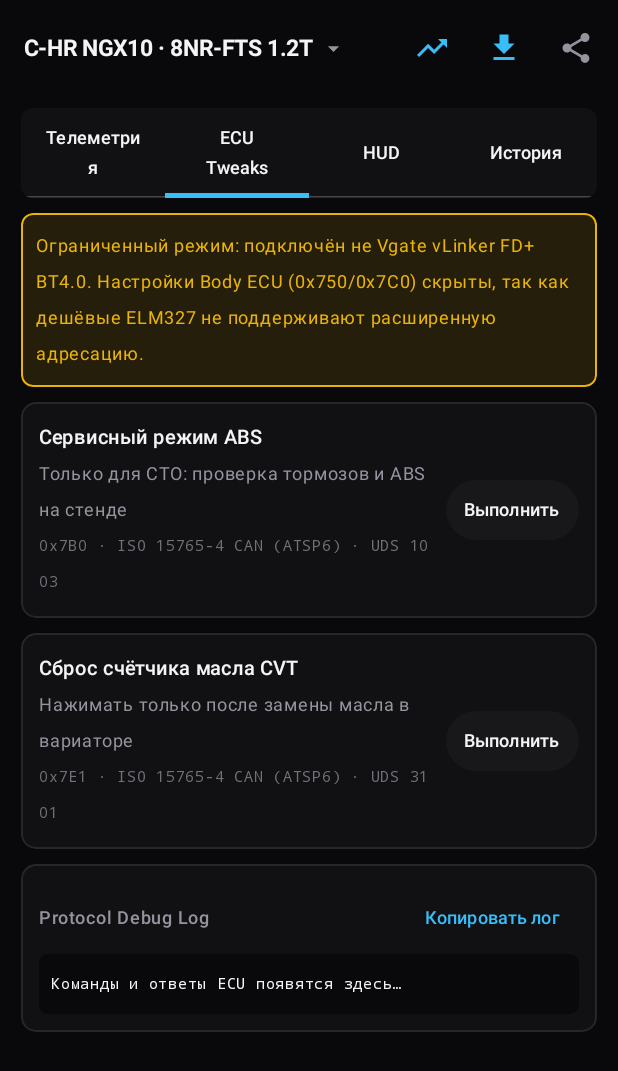
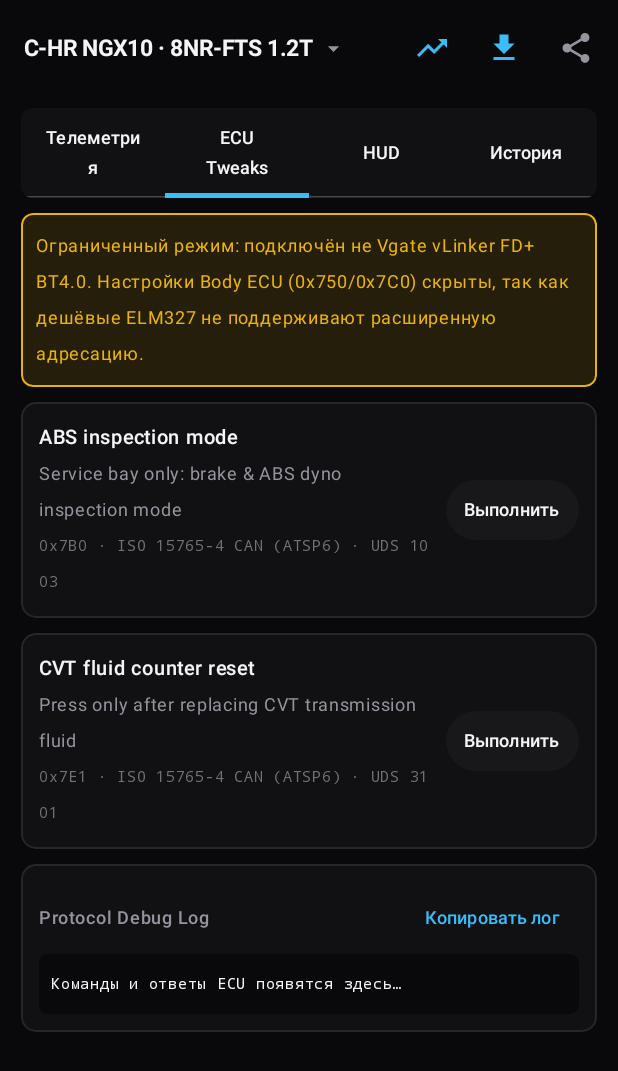
Before and after one commit to alexqem/chrtweaker, an Android app built with Jetpack Compose: the screen it shows after launch (MainActivity), tab 2 chosen, on a phone screen of 412 x 824 dp. Shown: the top 1071 px of the screen. Run offline under Robolectric (Android 15) with nearby library versions, the phone set to English and light mode, and no system bars; our stand-ins replace Room's generated code; 3 statements that could not run were skipped.

Commit message:
Remove EcuTweaks fallback table duplication, add EN tweak strings, move ViewModel strings to XML

```diff
--- a/android/app/src/main/java/com/alexqem/chr/core/tweaks/EcuTweaks.kt
+++ b/android/app/src/main/java/com/alexqem/chr/core/tweaks/EcuTweaks.kt
@@ -1,6 +1,7 @@
 package com.alexqem.chr.core.tweaks
 
 import android.content.Context
+import android.util.Log
 import com.alexqem.chr.core.elm.ElmParser
 import com.google.gson.Gson
 import com.google.gson.annotations.SerializedName
@@ -35,7 +36,9 @@ object EcuTweaks {
     private data class TweakJsonItem(
         @SerializedName("id") val id: String,
         @SerializedName("title") val title: String,
+        @SerializedName("title_en") val titleEn: String? = null,
         @SerializedName("description") val description: String,
+        @SerializedName("description_en") val descriptionEn: String? = null,
         @SerializedName("ecu") val ecu: String,
         @SerializedName("protocol") val protocol: String,
         @SerializedName("kind") val kind: String,
@@ -46,49 +49,36 @@ object EcuTweaks {
         @SerializedName("requires_vlinker") val requiresVLinker: Boolean = true
     )
 
-    private val fallbackTweaks: List<TweakSpec> = listOf(
-        TweakSpec("auto_fold_mirrors", "Автоскладывание зеркал", "Зеркала сами складываются при закрытии машины", "0x750", "ISO 15765-4 CAN (ATSP6) · KWP 21/3B", true, "3BA701", "3BA700", true, "21A7"),
-        TweakSpec("comfort_open_windows", "Открыть окна с ключа", "Удерживайте кнопку открытия на брелоке, чтобы опустить все стёкла", "0x750", "ISO 15765-4 CAN (ATSP6) · KWP 21/3B", true, "3BB201", "3BB200", true, "21B2"),
-        TweakSpec("comfort_close_windows", "Закрыть окна с ключа", "Удерживайте кнопку закрытия на брелоке, чтобы поднять все стёкла", "0x750", "ISO 15765-4 CAN (ATSP6) · KWP 21/3B", true, "3BB301", "3BB300", true, "21B3"),
-        TweakSpec("blink_hazards_lock", "Мигание при закрытии", "Аварийка мигает, когда вы закрываете или открываете машину", "0x750", "ISO 15765-4 CAN (ATSP6) · KWP 21/3B", true, "3BA101", "3BA100", true, "21A1"),
-        TweakSpec("beep_lock_unlock", "Звук при закрытии", "Короткий писк при постановке на охрану и снятии с неё", "0x750", "ISO 15765-4 CAN (ATSP6) · KWP 21/3B", true, "3BA201", "3BA200", true, "21A2"),
-        TweakSpec("eco_indicator", "Подсказка ECO на приборке", "Показывает зелёный значок ECO при экономной езде", "0x7C0", "ISO 15765-4 CAN (ATSP6) · KWP 21/3B", true, "3BC101", "3BC100", true, "21C1"),
-        TweakSpec("ac_eco_mode", "Эко-режим кондиционера", "Кондиционер работает мягче, чтобы экономить топливо", "0x7C4", "ISO 15765-4 CAN (ATSP6) · KWP 21/3B", true, "3BD101", "3BD100", true, "21D1"),
-        TweakSpec("rear_seatbelt_chime", "Пищалка задних ремней", "Звуковое напоминание, если сзади не пристегнулись", "0x7C0", "ISO 15765-4 CAN (ATSP6) · KWP 21/3B", true, "3BC401", "3BC400", true, "21C4"),
-        TweakSpec("turn_signal_3", "Поворотник: 3 мигания", "Заводской режим при лёгком касании рычага", "0x750", "ISO 15765-4 CAN (ATSP6) · KWP 3B", false, "3BA503", null, true, "21A5"),
-        TweakSpec("turn_signal_4", "Поворотник: 4 мигания", "4 мигания при лёгком касании рычага", "0x750", "ISO 15765-4 CAN (ATSP6) · KWP 3B", false, "3BA504", null, true, "21A5"),
-        TweakSpec("turn_signal_5", "Поворотник: 5 миганий", "Удобно для перестроения в городе — мигает 5 раз", "0x750", "ISO 15765-4 CAN (ATSP6) · KWP 3B", false, "3BA505", null, true, "21A5"),
-        TweakSpec("turn_signal_6", "Поворотник: 6 миганий", "6 миганий при лёгком касании рычага", "0x750", "ISO 15765-4 CAN (ATSP6) · KWP 3B", false, "3BA506", null, true, "21A5"),
-        TweakSpec("turn_signal_7", "Поворотник: 7 миганий", "Увеличенное время сигнала при перестроении", "0x750", "ISO 15765-4 CAN (ATSP6) · KWP 3B", false, "3BA507", null, true, "21A5"),
-        TweakSpec("turn_signal_9", "Поворотник: 9 миганий", "9 миганий при лёгком касании рычага", "0x750", "ISO 15765-4 CAN (ATSP6) · KWP 3B", false, "3BA509", null, true, "21A5"),
-        TweakSpec("turn_signal_11", "Поворотник: 11 миганий", "Максимум (11 миганий) при лёгком касании рычага", "0x750", "ISO 15765-4 CAN (ATSP6) · KWP 3B", false, "3BA50B", null, true, "21A5"),
-        TweakSpec("abs_inspection", "Сервисный режим ABS", "Только для СТО: проверка тормозов и ABS на стенде", "0x7B0", "ISO 15765-4 CAN (ATSP6) · UDS 10 03", false, "31010200", null, false, null, "1003"),
-        TweakSpec("atf_reset", "Сброс счётчика масла CVT", "Нажимать только после замены масла в вариаторе", "0x7E1", "ISO 15765-4 CAN (ATSP6) · UDS 31 01", false, "31010F00", null, false, null, "1003")
-    )
-
     @Volatile
-    var ALL: List<TweakSpec> = fallbackTweaks
+    var ALL: List<TweakSpec> = emptyList()
         private set
 
     fun loadFromAssets(context: Context) {
         runCatching {
             context.assets.open("tweaks.json").bufferedReader(Charsets.UTF_8).use { reader ->
-                val parsed = parseJson(reader.readText())
-                if (parsed.isNotEmpty()) {
-                    ALL = parsed
-                }
+                loadFromJson(reader.readText())
             }
+        }.onFailure { err ->
+            Log.e("EcuTweaks", "tweaks.json missing or unparsable — packaging bug", err)
         }
     }
 
-    fun parseJson(json: String): List<TweakSpec> {
+    fun loadFromJson(json: String, locale: Locale = Locale.getDefault()) {
+        val parsed = parseJson(json, locale)
+        if (parsed.isNotEmpty()) {
+            ALL = parsed
+        }
+    }
+
+    fun parseJson(json: String, locale: Locale = Locale.getDefault()): List<TweakSpec> {
+        val useEn = locale.language.equals("en", ignoreCase = true)
         val listType = object : TypeToken<List<TweakJsonItem>>() {}.type
         val items: List<TweakJsonItem> = Gson().fromJson(json, listType) ?: return emptyList()
         return items.map { item ->
             TweakSpec(
                 id = item.id,
-                title = item.title,
-                description = item.description,
+                title = if (useEn && !item.titleEn.isNullOrBlank()) item.titleEn else item.title,
+                description = if (useEn && !item.descriptionEn.isNullOrBlank()) item.descriptionEn else item.description,
                 ecu = item.ecu,
                 protocol = item.protocol,
                 isSwitch = item.kind == "switch",
--- a/android/app/src/main/java/com/alexqem/chr/ui/DashboardViewModel.kt
+++ b/android/app/src/main/java/com/alexqem/chr/ui/DashboardViewModel.kt
@@ -10,6 +10,7 @@ import android.os.IBinder
 import androidx.lifecycle.AndroidViewModel
 import androidx.lifecycle.viewModelScope
 import com.alexqem.chr.ChrApp
+import com.alexqem.chr.R
 import com.alexqem.chr.core.ble.BleScanner
 import com.alexqem.chr.core.ble.DiscoveredBleDevice
 import com.alexqem.chr.core.database.LtftTrendCalculator
@@ -273,7 +274,8 @@ class DashboardViewModel(application: Application) : AndroidViewModel(applicatio
 
     fun runTweak(spec: com.alexqem.chr.core.tweaks.TweakSpec, enabled: Boolean) {
         if (_tweakStatus.value is TweakUiState.Pending) return
-        _tweakStatus.value = TweakUiState.Pending("Применение: ${spec.title}...")
+        val app = getApplication<Application>()
+        _tweakStatus.value = TweakUiState.Pending(app.getString(R.string.tweak_applying, spec.title))
         val prev = _tweakStates.value[spec.id] ?: false
         if (spec.isSwitch) {
             _tweakStates.value = _tweakStates.value + (spec.id to enabled)
@@ -286,7 +288,7 @@ class DashboardViewModel(application: Application) : AndroidViewModel(applicatio
                 isSim = _useSimulator.value,
                 sendFn = { cmd ->
                     val svc = loggingServiceRef?.get()
-                        ?: throw IllegalStateException("Сервис логирования не подключён")
+                        ?: throw IllegalStateException(app.getString(R.string.tweak_service_not_bound))
                     svc.sendRawCommand(cmd)
                 }
             )
--- a/android/app/src/main/res/values/strings.xml
+++ b/android/app/src/main/res/values/strings.xml
@@ -56,4 +56,6 @@
     <string name="card_voltage_sub">генератор</string>
     <string name="history_warm_fmt"> · прогрев %1$.0fс</string>
     <string name="history_row_sub_fmt">%1$s · старт %2$s · строк: %3$d%4$s</string>
+    <string name="tweak_applying">Применение: %1$s…</string>
+    <string name="tweak_service_not_bound">Сервис логирования не подключён</string>
 </resources>
```
Also changed, not shown: android/app/src/main/assets/tweaks.json (+34 -0 lines), 2 other files.
